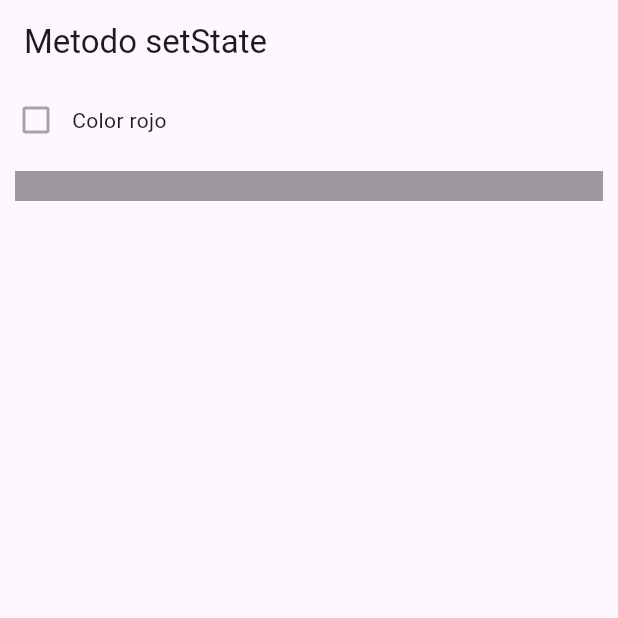
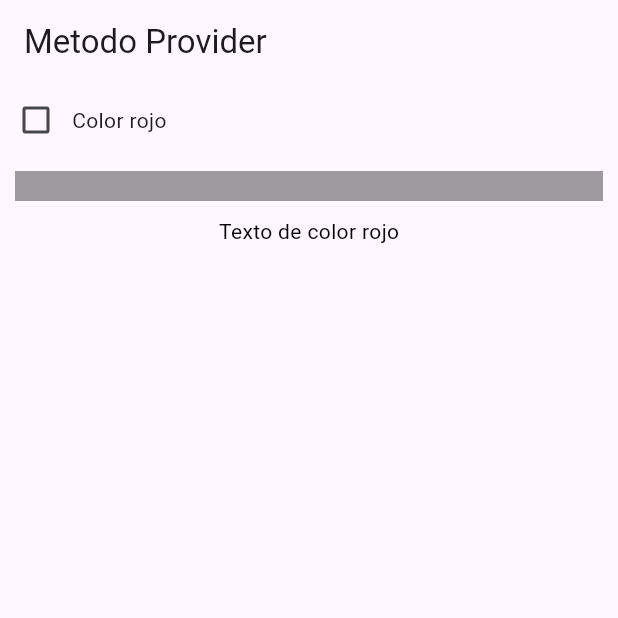
Before and after one commit to CharlesSinchigalo/flutter_states-main, a Flutter app: the screen it shows after launch, on a phone screen of 412 x 824 dp, the top half of it. Run offline on Flutter 3.47's test engine with Material 3 defaults, Android fonts, the phone set to English and light mode, and no system bars.

Commit message:
clase sabsado texto color rojo

```diff
--- a/lib/main.dart
+++ b/lib/main.dart
@@ -7,22 +7,19 @@ void main() {
 
 class ColorSettings extends ChangeNotifier {
   bool isRed = false;
+  String text = 'Texto de color negro';
 
   void setRed(bool isRed) {
     if (isRed == true) {
       this.isRed = true;
+      this.text = 'Texto de color rojo';
     } else {
       this.isRed = false;
+      this.text = 'Texto de color negro';
     }
+
+    notifyListeners();
   }
-
-  // void setRed() {
-  //   this.isRed = true;
-  // }
-
-  // void unSetRed() {
-  //   this.isRed = false;
-  // }
 }
 
 class MyApp extends StatelessWidget {
@@ -31,12 +28,11 @@ class MyApp extends StatelessWidget {
   @override
   Widget build(BuildContext context) {
     return MaterialApp(
-      title: 'Manejo de estados con: setState',
+      title: 'Manejo de estados con Provider',
       home: Scaffold(
         appBar: AppBar(
-          title: const Text('Metodo setState'),
+          title: const Text('Metodo Provider'),
         ),
-        //body: const SettingScreen(),
         body: ChangeNotifierProvider(
           create: (context) => ColorSettings(),
           child: const SettingScreen(),
@@ -46,104 +42,31 @@ class MyApp extends StatelessWidget {
   }
 }
 
-// class SettingScreen extends StatefulWidget {
-//   const SettingScreen({super.key});
+class SettingScreen extends StatelessWidget {
+  const SettingScreen({super.key});
 
-//   @override
-//   State<SettingScreen> createState() => _SettingScreenState();
-// }
-
-// class SettingScreen extends StatelessWidget {
-//   const SettingScreen({super.key});
-
-//   @override
-//   State<SettingScreen> createState() => _SettingScreenState();
-// }
-
-// class _SettingScreenState extends State<SettingScreen> {
-//   bool isChecked = false;
-//   @override
-//   Widget build(BuildContext context) {
-//     // print('Evento build');
-//     // return Row(
-//     //   children: [
-//     //     Checkbox(
-//     //       value: isChecked,
-//     //       onChanged: onChangedCheckBox,
-//     //     )
-//     //   ],
-//     // );
-
-//     return Column(
-//       children: [
-//         ColorSelection(
-//           isChecked: isChecked,
-//           onChangedCheckBox: onChangedCheckBox,
-//         ),
-//         ColoredBox(showColor: isChecked)
-//       ],
-//     );
-//   }
-
-class SettingScreen extends StatelessWidget {
-  //bool isChecked = false;
   @override
   Widget build(BuildContext context) {
-    // print('Evento build');
-    // return Row(
-    //   children: [
-    //     Checkbox(
-    //       value: isChecked,
-    //       onChanged: onChangedCheckBox,
-    //     )
-    //   ],
-    // );
-
-    return const Column(
+    return Column(
       children: [
-        ColorSelection(),
-        ColoredBox(),
+        const ColorSelection(),
+        const ColoredBox(),
+        Consumer<ColorSettings>(
+          builder: (context, colorSettings, child) {
+            return Text(
+              'Texto de color rojo',
+              style: TextStyle(
+                color: colorSettings.isRed ? Colors.red : Colors.black,
+              ),
+            );
+          },
+        ),
       ],
     );
   }
-
-  // codigo: 29/05/2024
-  void onChangedCheckBox(bool? value) {
-    setState(() {});
-    isChecked = value!;
-    // setState(() {
-    //   isChecked = value!;
-    // });
-  }
 }
 
-// class ColorSelection extends StatelessWidget {
-//   //final bool isChecked = false;
-//   final bool isChecked;
-//   final ValueChanged<bool?> onChangedCheckBox;
-
-//   const ColorSelection(
-//       {super.key, required this.isChecked, required this.onChangedCheckBox});
-
-//   @override
-//   Widget build(BuildContext context) {
-//     return Row(
-//       children: [
-//         Checkbox(
-//           value: isChecked,
-//           onChanged: onChangedCheckBox,
-//         ),
-//         const Text('Color rojo'),
-//       ],
-//     );
-//   }
-// }
-
 class ColorSelection extends StatelessWidget {
-  //final bool isChecked = false;
-  //final bool isChecked;
-  //final ValueChanged<bool?> onChangedCheckBox;
-
   const ColorSelection({super.key});
 
   @override
@@ -153,33 +76,23 @@ class ColorSelection extends StatelessWidget {
         children: [
           Checkbox(
             value: colorSettings.isRed,
-            onChanged: onChangedCheckBox,
+            onChanged: (isChecked) {
+              onChangedCheckBox(isChecked, context);
+            },
           ),
           const Text('Color rojo'),
         ],
       );
     });
   }
+
+  void onChangedCheckBox(bool? value, BuildContext context) {
+    var colorSettings = Provider.of<ColorSettings>(context, listen: false);
+    colorSettings.setRed(value!);
+  }
 }
 
-// class ColoredBox extends StatelessWidget {
-//   final bool showColor;
-
-//   const ColoredBox({super.key, required this.showColor});
-
-//   @override
-//   Widget build(BuildContext context) {
-//     return Container(
-//       color: showColor ? Colors.red : Colors.black38,
-//       padding: const EdgeInsets.all(10),
-//       margin: const EdgeInsets.all(10),
-//     );
-//   }
-// }
-
 class ColoredBox extends StatelessWidget {
-  //final bool showColor;
-
   const ColoredBox({super.key});
 
   @override
```
Also changed, not shown: pubspec.lock.
